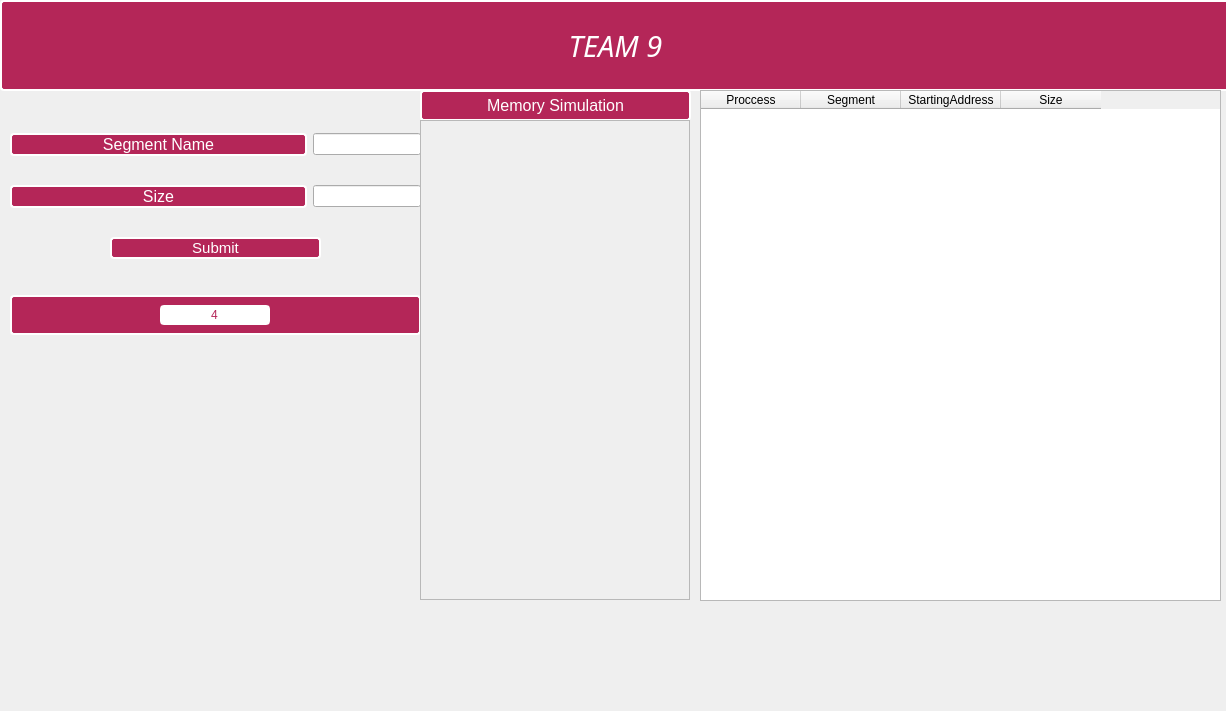
First picture: the form in mainwindow.ui, repository EslamAsfour/MemoryAllocationSimulator, before the edit.
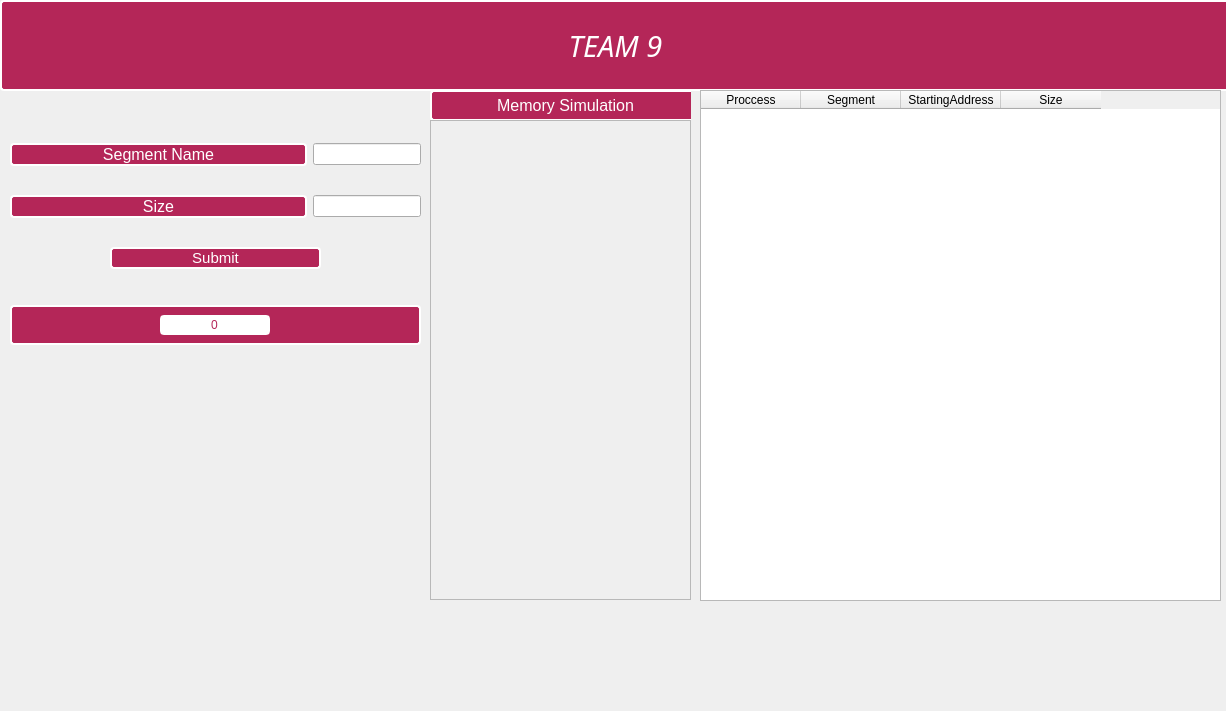
Second picture: the form after the edit. The open tabs and pages were chosen to show the change. Icons and pictures are not drawn.

```diff
--- a/mainwindow.ui
+++ b/mainwindow.ui
@@ -421,7 +421,7 @@
       <property name="geometry">
        <rect>
         <x>0</x>
-        <y>0</y>
+        <y>10</y>
         <width>411</width>
         <height>261</height>
        </rect>
@@ -835,11 +835,17 @@
 </string>
               </property>
               <property name="text">
-               <string>4</string>
+               <string>0</string>
               </property>
               <property name="alignment">
                <set>Qt::AlignCenter</set>
               </property>
+              <property name="readOnly">
+               <bool>true</bool>
+              </property>
+              <property name="clearButtonEnabled">
+               <bool>false</bool>
+              </property>
              </widget>
             </item>
            </layout>
@@ -852,9 +858,9 @@
      <widget class="QWidget" name="MemoryWid" native="true">
       <property name="geometry">
        <rect>
-        <x>410</x>
+        <x>420</x>
         <y>0</y>
-        <width>271</width>
+        <width>261</width>
         <height>511</height>
        </rect>
       </property>
@@ -890,7 +896,7 @@
         <rect>
          <x>0</x>
          <y>30</y>
-         <width>270</width>
+         <width>261</width>
          <height>480</height>
         </rect>
        </property>
@@ -905,7 +911,7 @@
          <rect>
           <x>0</x>
           <y>0</y>
-          <width>268</width>
+          <width>259</width>
           <height>478</height>
          </rect>
         </property>
```
Left out of the diff: 22 changed lines with no effect on the pictures.
